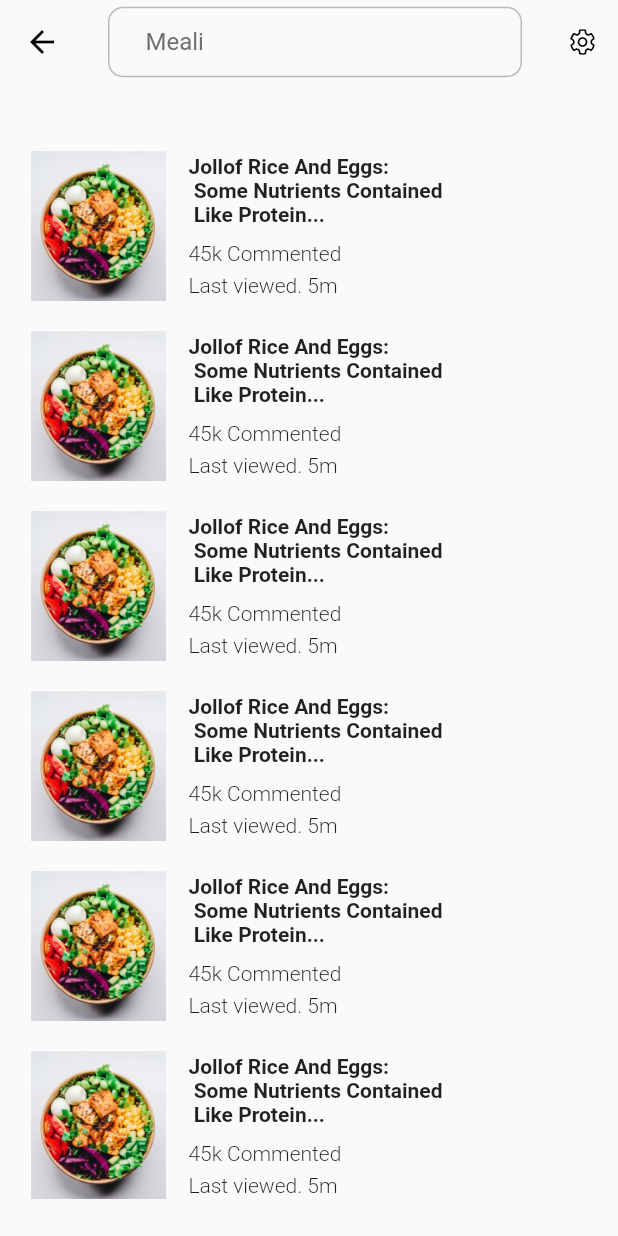
After one commit to festgo12/shareFood_mobile, a Flutter app: the AllActivityScreen screen opened by its route, after a tap on "Meali", on a phone screen of 412 x 824 dp. The commit adds this screen. Run offline on Flutter 3.47's test engine with Material 2 defaults, Android fonts, the phone set to English and light mode, and no system bars; our stand-ins replace country_picker, flutter_svg, flutter_switch, marquee, pinput.

Commit message:
finished all the activity screens

```diff
--- a/lib/core/route_names.dart
+++ b/lib/core/route_names.dart
@@ -6,10 +6,15 @@ import 'package:shared_food/ui/screens/auth_screen/otp_screen.dart';
 import 'package:shared_food/ui/screens/auth_screen/verify_mobile_num_screen.dart';
 import 'package:shared_food/ui/screens/checkout_screen.dart';
 import 'package:shared_food/ui/screens/confirm_order_screen.dart';
+import 'package:shared_food/ui/screens/followers_screen.dart';
 import 'package:shared_food/ui/screens/for_better_search_screen.dart';
+import 'package:shared_food/ui/screens/meali_screen.dart';
+import 'package:shared_food/ui/screens/mentions_screen.dart';
+import 'package:shared_food/ui/screens/nice_screen.dart';
 import 'package:shared_food/ui/screens/onboarding_screens/get_started_screen.dart';
 import 'package:shared_food/ui/screens/onboarding_screens/onboarding_screen.dart';
 import 'package:shared_food/ui/screens/settings_screen.dart';
+import 'package:shared_food/ui/screens/yummy_screen.dart';
 import 'package:shared_food/widgets/navigation_container.dart';
 import '../ui/screens/splash_screen.dart';
 
@@ -27,6 +32,13 @@ class RouteNames{
   static const String forBetterSearchScreen = 'forBetterSearchScreen';
   static const String settingsScreen = 'settingsScreen';
   static const String allActivityScreen = 'allActivityScreen';
+  static const String niceScreen = 'niceScreen';
+  static const String yummyScreen = 'yummyScreen';
+  static const String mentionsScreen = 'mentionsScreen';
+  static const String followersScreen = 'followersScreen';
+  static const String mealiScreen = 'mealiScreen';
+
+
 
 
 
@@ -43,6 +55,11 @@ class RouteNames{
     forBetterSearchScreen: (context) => const ForBetterSearchScreen(),
     settingsScreen: (context) => const SettingsScreen(),
     allActivityScreen: (context) => const AllActivityScreen(),
+    niceScreen: (context) => const NiceScreen(),
+    yummyScreen: (context) => const YummyScreen(),
+    mentionsScreen: (context) => const MentionsScreen(),
+    followersScreen: (context) => const FollowersScreen(),
+    mealiScreen: (context) => const MealiScreen(),
   };
 
 
@@ -72,6 +89,16 @@ class RouteNames{
         return MaterialPageRoute(builder: (context) => const SettingsScreen());
       case allActivityScreen:
         return MaterialPageRoute(builder: (context) => const AllActivityScreen());
+      case niceScreen:
+        return MaterialPageRoute(builder: (context) => const NiceScreen());
+      case yummyScreen:
+        return MaterialPageRoute(builder: (context) => const YummyScreen());
+      case mentionsScreen:
+        return MaterialPageRoute(builder: (context) => const MentionsScreen());
+      case followersScreen:
+        return MaterialPageRoute(builder: (context) => const FollowersScreen());
+      case mealiScreen:
+        return MaterialPageRoute(builder: (context) => const MealiScreen());
 
     //Default Route is error route
       default:
--- a/lib/ui/screens/activity_screens/all_activity_screen.dart
+++ b/lib/ui/screens/activity_screens/all_activity_screen.dart
@@ -20,7 +20,7 @@ class AllActivityScreen extends StatelessWidget {
         ),
         backgroundColor: Colors.transparent,
         elevation: 0,
-        title: BoxTextField(prefix: Icon(Icons.search,size: 30,color: Colors.black,),
+        title: BoxTextField(label: 'All activity',
         ),
         actions: [
           IconButton(
@@ -55,7 +55,7 @@ class AllActivityScreen extends StatelessWidget {
                 SizedBox(width: 10,),
                 Column(
                   crossAxisAlignment: CrossAxisAlignment.start,
-                  children: [
+                  children: const [
                     Text('Charles27, Timothy, and 5 others',style: TextStyle(
                       fontSize: 15,
                       fontWeight: FontWeight.w400
@@ -82,7 +82,11 @@ class AllActivityScreen extends StatelessWidget {
             Expanded(
               child: ListView(
                 children:  [
-                  CustomListTile(
+                  GestureDetector(
+                    onTap: (){
+                      Navigator.pushNamed(context, RouteNames.niceScreen);
+                    },
+                    child: CustomListTile(
                         leading: SvgPicture.asset(
                           'svgs/nice.svg',
                           width: 40,
@@ -95,7 +99,12 @@ class AllActivityScreen extends StatelessWidget {
                           height: 14,
                         ),
                     ),
-                  CustomListTile(
+                  ),
+                  GestureDetector(
+                    onTap: (){
+                      Navigator.pushNamed(context, RouteNames.yummyScreen);
+                    },
+                    child: CustomListTile(
                         leading: SvgPicture.asset(
                           'svgs/yummy.svg',
                           width: 40,
@@ -103,6 +112,7 @@ class AllActivityScreen extends StatelessWidget {
                         ),
                         title: 'Yummy',
                         //trailing: Icon(Icons.arrow_forward_ios,color: Colors.black,size: 20,)
+                    ),
                   ),
                   CustomListTile(
                       leading: SvgPicture.asset(
@@ -113,7 +123,11 @@ class AllActivityScreen extends StatelessWidget {
                       title: 'Comments',
                      // trailing: Icon(Icons.arrow_forward_ios,color: Colors.black,size: 20,)
                   ),
-                  CustomListTile(
+                  GestureDetector(
+                    onTap: (){
+                      Navigator.pushNamed(context, RouteNames.mentionsScreen);
+                    },
+                    child: CustomListTile(
                         leading: SvgPicture.asset(
                           'svgs/mentions.svg',
                           width: 40,
@@ -122,7 +136,12 @@ class AllActivityScreen extends StatelessWidget {
                         title: 'Mentions',
                        // trailing: Icon(Icons.arrow_forward_ios,color: Colors.black,size: 20,)
                     ),
-                  CustomListTile(
+                  ),
+                  GestureDetector(
+                    onTap: (){
+                      Navigator.pushNamed(context, RouteNames.followersScreen);
+                    },
+                    child: CustomListTile(
                         leading: SvgPicture.asset(
                           'svgs/followers.svg',
                           width: 40,
@@ -130,6 +149,7 @@ class AllActivityScreen extends StatelessWidget {
                         ),
                         title: 'Followers',
                         //trailing: Icon(Icons.arrow_forward_ios,color: Colors.black,size: 20,)
+                    ),
                   ),
                   CustomListTile(
                       leading: SvgPicture.asset(
@@ -149,14 +169,18 @@ class AllActivityScreen extends StatelessWidget {
                       title: 'Requests',
                       //trailing: Icon(Icons.arrow_forward_ios,color: Colors.black,size: 20,)
                   ),
-                  CustomListTile(
+                  GestureDetector(
+                    onTap: (){
+                      Navigator.pushNamed(context, RouteNames.mealiScreen);
+                    },
+                    child: CustomListTile(
                         leading: SvgPicture.asset(
                           'svgs/meali.svg',
                           width: 40,
                           height: 40,
                         ),
                         title: 'Meali',
-                      //trailing: Icon(Icons.arrow_forward_ios,color: Colors.black,size: 20,)
+                    ),
                   ),
                   CustomListTile(
                       leading: SvgPicture.asset(
--- a/lib/ui/screens/home_screen.dart
+++ b/lib/ui/screens/home_screen.dart
@@ -44,7 +44,7 @@ class HomeScreen extends StatelessWidget {
             children: [
               PageView.builder(
                   scrollDirection: Axis.horizontal,
-                  itemCount: 3,
+                  itemCount: 5,
                   itemBuilder: (ctx,i){
                     return Stack(
                       alignment: Alignment.bottomCenter,
--- /dev/null
+++ b/lib/ui/screens/meali_screen.dart
@@ -0,0 +1,88 @@
+import 'package:flutter/material.dart';
+import 'package:flutter_svg/flutter_svg.dart';
+
+import '../../core/route_names.dart';
+import '../../widgets/custom_textField.dart';
+import '../size_config/size_config_impl2.dart';
+
+
+class MealiScreen extends StatelessWidget {
+  const MealiScreen({Key? key}) : super(key: key);
+
+  @override
+  Widget build(BuildContext context) {
+    int chats = 10;
+    return Scaffold(
+      appBar: AppBar(
+        iconTheme: IconThemeData(
+          color: Colors.black, //change your color here
+        ),
+        backgroundColor: Colors.transparent,
+        elevation: 0,
+        title: BoxTextField(label: 'Meali',
+        ),
+        actions: [
+          IconButton(
+            icon: SvgPicture.asset('svgs/settings.svg'),
+            onPressed: () {
+              // do something
+              Navigator.pushNamed(context, RouteNames.settingsScreen);
+            },
+          )
+        ],
+      ),
+      body: Padding(
+        padding:  EdgeInsets.symmetric(vertical:SizeConfig.heightOf(3),horizontal: SizeConfig.widthOf(5)),
+        child: ListView(
+          children: [
+            for (int i = 0; i < chats; i++)
+            Container(
+              margin: EdgeInsets.only(top: 20),
+              child: Row(
+                children: [
+                  Container(
+                    width: 90,
+                    height: 100,
+                    decoration: BoxDecoration(
+                      image: DecorationImage(
+                        image: AssetImage('images/meali.png'),
+                        fit: BoxFit.cover
+                      )
+                    ),
+                  ),
+                  SizedBox(width: 15,),
+                  Column(
+                    crossAxisAlignment: CrossAxisAlignment.start,
+                    mainAxisAlignment: MainAxisAlignment.start,
+                    children: const [
+                      Text('Jollof Rice And Eggs:\n Some Nutrients Contained \n Like Protein...',
+                        style: TextStyle(
+                          fontSize: 14,
+                          fontWeight: FontWeight.bold
+                        ),
+                      ),
+                      SizedBox(height: 10,),
+                      Text('45k Commented',
+                        style: TextStyle(
+                            fontSize: 14,
+                            fontWeight: FontWeight.w300
+                        ),
+                      ),
+                      SizedBox(height: 5,),
+                      Text('Last viewed. 5m',
+                        style: TextStyle(
+                            fontSize: 14,
+                            fontWeight: FontWeight.w300
+                        ),
+                      ),
+                    ],
+                  )
+                ],
+              ),
+            )
+          ],
+        ),
+      ),
+    );
+  }
+}
--- a/lib/ui/screens/post_tab.dart
+++ b/lib/ui/screens/post_tab.dart
@@ -23,6 +23,8 @@ class _PostTabScreenState extends State<PostTabScreen> {
   @override
   Widget build(BuildContext context) {
     return GridView.builder(
+      //primary: false,
+      shrinkWrap: true,
       itemCount: imageList.length,
         gridDelegate: SliverGridDelegateWithFixedCrossAxisCount(
           crossAxisCount: 3,
--- a/lib/ui/screens/profile_screen.dart
+++ b/lib/ui/screens/profile_screen.dart
@@ -134,8 +134,10 @@ class ProfileScreen extends StatelessWidget {
                 ]),
               ),
               Expanded(
-                child: TabBarView(children: [
+                child: TabBarView(
+                    children: const [
                   PostTabScreen(),
+                  //Center(child: Text('Reacts'),),
                   Center(child: Text('Reacts'),),
                   Center(child: Text('saved'),),
                   Center(child: Text('Drafts'))
--- a/lib/widgets/custom_listTile.dart
+++ b/lib/widgets/custom_listTile.dart
@@ -4,9 +4,10 @@ class CustomListTile extends StatelessWidget {
   final Widget? leading;
   final String? title;
   final Widget? trailing;
+  final Function? onPressed;
 
   const CustomListTile({
-    Key? key, this.leading, this.title, this.trailing,
+    Key? key, this.leading, this.title, this.trailing, this.onPressed,
   }) : super(key: key);
 
   @override
```
Also changed, not shown: lib/ui/screens/followers_screen.dart (added, +81 -0 lines), lib/ui/screens/mentions_screen.dart (added, +63 -0 lines), lib/ui/screens/nice_screen.dart (added, +83 -0 lines), lib/ui/screens/yummy_screen.dart (added, +87 -0 lines), images/2.0x/meali.png (added), images/2.0x/mentions.png (added), images/3.0x/meali.png (added), images/3.0x/mentions.png (added), images/meali.png (added), images/mentions.png (added). Lines whose indentation alone changed are shown as unchanged.
